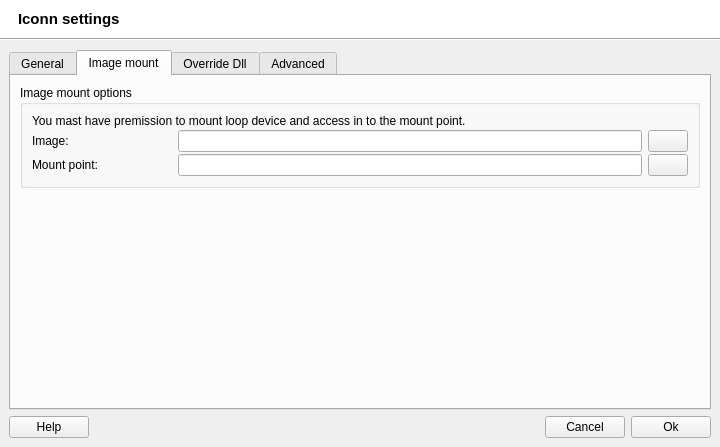
brezerk/q4wine, file src/IconSettings.ui: the form before one commit.
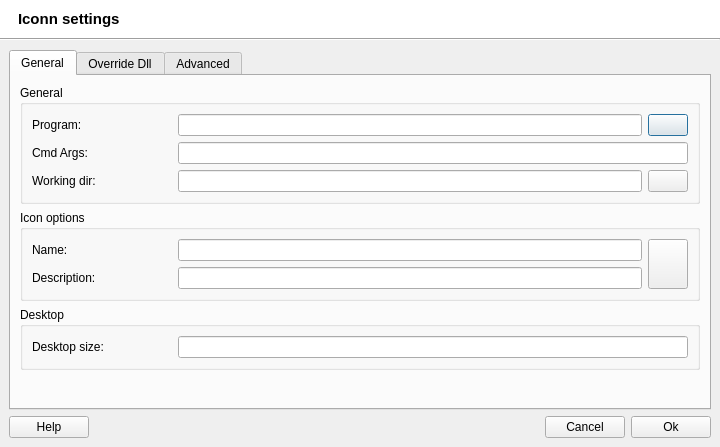
The form after the commit. The open tabs and pages were chosen to show the change.

```diff
--- a/src/IconSettings.ui
+++ b/src/IconSettings.ui
@@ -497,136 +497,6 @@
           </item>
          </layout>
         </widget>
-        <widget class="QWidget" name="tab_4" >
-         <attribute name="title" >
-          <string>Image mount</string>
-         </attribute>
-         <layout class="QVBoxLayout" >
-          <item>
-           <widget class="QGroupBox" name="groupBox_2" >
-            <property name="title" >
-             <string>Image mount options</string>
-            </property>
-            <layout class="QVBoxLayout" >
-             <property name="spacing" >
-              <number>2</number>
-             </property>
-             <item>
-              <widget class="QLabel" name="label_6" >
-               <property name="text" >
-                <string>You mast have premission to mount loop device and access in to the mount point.</string>
-               </property>
-               <property name="wordWrap" >
-                <bool>true</bool>
-               </property>
-              </widget>
-             </item>
-             <item>
-              <widget class="QWidget" native="1" name="widget_5" >
-               <layout class="QHBoxLayout" >
-                <property name="margin" >
-                 <number>0</number>
-                </property>
-                <item>
-                 <widget class="QLabel" name="label_4" >
-                  <property name="minimumSize" >
-                   <size>
-                    <width>140</width>
-                    <height>0</height>
-                   </size>
-                  </property>
-                  <property name="maximumSize" >
-                   <size>
-                    <width>140</width>
-                    <height>16777215</height>
-                   </size>
-                  </property>
-                  <property name="text" >
-                   <string>Image:</string>
-                  </property>
-                 </widget>
-                </item>
-                <item>
-                 <widget class="QLineEdit" name="txtImagePath" />
-                </item>
-                <item>
-                 <widget class="QPushButton" name="cmdGetImage" >
-                  <property name="text" >
-                   <string/>
-                  </property>
-                  <property name="iconSize" >
-                   <size>
-                    <width>16</width>
-                    <height>16</height>
-                   </size>
-                  </property>
-                 </widget>
-                </item>
-               </layout>
-              </widget>
-             </item>
-             <item>
-              <widget class="QWidget" native="1" name="widget_6" >
-               <layout class="QHBoxLayout" >
-                <property name="margin" >
-                 <number>0</number>
-                </property>
-                <item>
-                 <widget class="QLabel" name="label_5" >
-                  <property name="minimumSize" >
-                   <size>
-                    <width>140</width>
-                    <height>0</height>
-                   </size>
-                  </property>
-                  <property name="maximumSize" >
-                   <size>
-                    <width>140</width>
-                    <height>16777215</height>
-                   </size>
-                  </property>
-                  <property name="text" >
-                   <string>Mount point:</string>
-                  </property>
-                 </widget>
-                </item>
-                <item>
-                 <widget class="QLineEdit" name="txtMountPath" />
-                </item>
-                <item>
-                 <widget class="QPushButton" name="cmdGetMount" >
-                  <property name="text" >
-                   <string/>
-                  </property>
-                  <property name="iconSize" >
-                   <size>
-                    <width>16</width>
-                    <height>16</height>
-                   </size>
-                  </property>
-                 </widget>
-                </item>
-               </layout>
-              </widget>
-             </item>
-            </layout>
-           </widget>
-          </item>
-          <item>
-           <spacer>
-            <property name="orientation" >
-             <enum>Qt::Vertical</enum>
-            </property>
-            <property name="sizeHint" stdset="0" >
-             <size>
-              <width>20</width>
-              <height>40</height>
-             </size>
-            </property>
-           </spacer>
-          </item>
-         </layout>
-        </widget>
         <widget class="QWidget" name="tab_3" >
          <attribute name="title" >
           <string>Override Dll</string>
```
Left out of the diff: 4 changed lines with no effect on the pictures.
